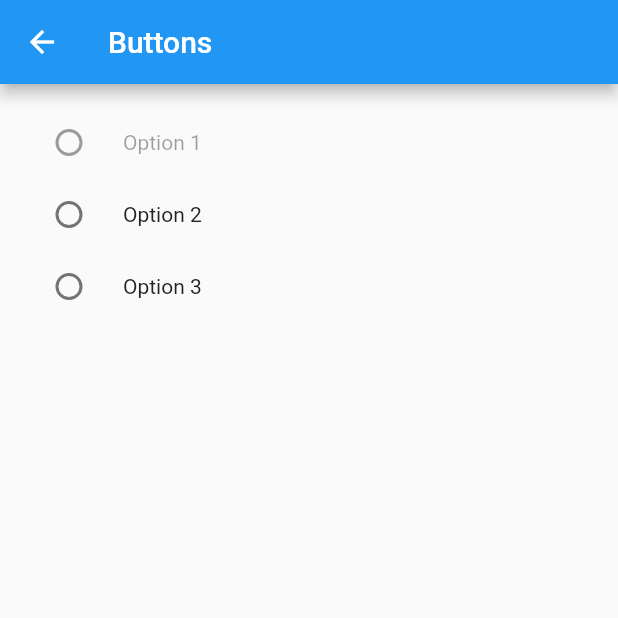
After one commit to aajay-logiciel/ajayjp, a Flutter app: the Radiobutton screen opened directly, on a phone screen of 412 x 824 dp, the top half of it. The commit adds this screen. Run offline on Flutter 3.47's test engine with Material 2 defaults, Android fonts, the phone set to English and light mode, and no system bars.

Commit message:
main class update

```diff
--- /dev/null
+++ b/lib/Radiobutton.dart
@@ -0,0 +1,48 @@
+import 'package:flutter/material.dart';
+import 'package:jp_ui_kit/JPRadioButton/jp_radiobutton.dart';
+
+class Radiobutton extends StatefulWidget {
+  const Radiobutton({Key? key}) : super(key: key);
+
+  @override
+  _RadiobuttonState createState() => _RadiobuttonState();
+}
+
+class _RadiobuttonState extends State<Radiobutton> {
+  bool status = false;
+  bool status1 = false;
+  bool status2 = true;
+  @override
+  Widget build(BuildContext context) {
+    return Scaffold(
+      appBar: AppBar(
+        title: const Text("Buttons"),
+      ),
+      body: SingleChildScrollView(
+        child: Padding(
+          padding: EdgeInsets.all(10),
+          child: Column(
+            children:  [
+
+              SizedBox(
+                height: 5,
+              ),
+              JPRadioButton(
+                disabled: [
+                  "Option 1"
+                ],
+                labels: <String>[
+                  "Option 1",
+                  "Option 2",
+                  "Option 3",
+                ],
+              ),
+
+
+            ],
+          ),
+        ),
+      ),
+    );
+  }
+}
--- a/packages/jp_ui_kit/lib/JPButton/jp_button.dart
+++ b/packages/jp_ui_kit/lib/JPButton/jp_button.dart
@@ -164,7 +164,7 @@ class _JPButtonState extends State<JPButton> {
   void initState() {
     color = widget.color;
     textColor = widget.textColor;
-    child = widget.text != null ? JPText( text: widget.text!) : widget.child;
+    child = widget.text != null ? JPText(text:widget.text!,) : widget.child;
     iconData = widget.iconData;
     onPressed = widget.onPressed;
     type = widget.type;
@@ -372,6 +372,7 @@ class _JPButtonState extends State<JPButton> {
       return null;
     }
 
+
     TextStyle getTextStyle(){
       switch(widget.jpButtonwidth){
         case JPButtonSize.small:
@@ -415,7 +416,7 @@ class _JPButtonState extends State<JPButton> {
       decoration: widget.type == JPButtonType.solid ? getBoxShadow() : null,
       child: Material(
         elevation: 0,
-        textStyle: widget.textStyle == null ? getTextStyle() : widget.textStyle,
+        textStyle: widget.textStyle ?? getTextStyle(),
         shape: widget.type == JPButtonType.transparent
             ? null
             : widget.borderShape ?? shapeBorderType,
--- a/packages/jp_ui_kit/lib/JPText/jp_text.dart
+++ b/packages/jp_ui_kit/lib/JPText/jp_text.dart
@@ -24,7 +24,7 @@ class JPText extends StatelessWidget {
   @override
   Widget build(BuildContext context) {
 
-  double getTextSize(){
+    double getTextSize(){
     switch(textSize){
       case JPTextSize.Heading_1:
         return 20;
@@ -43,7 +43,7 @@ class JPText extends StatelessWidget {
     }
   }
 
-String getFontFamily(){
+    String getFontFamily(){
     switch(fontfamily){
       case JPFontFamily.Roboto:
         return 'Roboto';
@@ -55,6 +55,7 @@ String getFontFamily(){
         return 'Roboto';
     }
 }
+
     FontWeight getFontWeight(){
       switch(fontWeight){
         case JPFontWeight.REGULAR:
@@ -67,6 +68,7 @@ String getFontFamily(){
           return FontWeight.w400;
       }
     }
+
     return Text(
          text,
       style: TextStyle(
```
Also changed, not shown: lib/Badges.dart (added, +68 -0 lines), lib/checkbox.dart (added, +50 -0 lines), lib/chips.dart (added, +57 -0 lines), lib/toggle.dart (added, +70 -0 lines).
